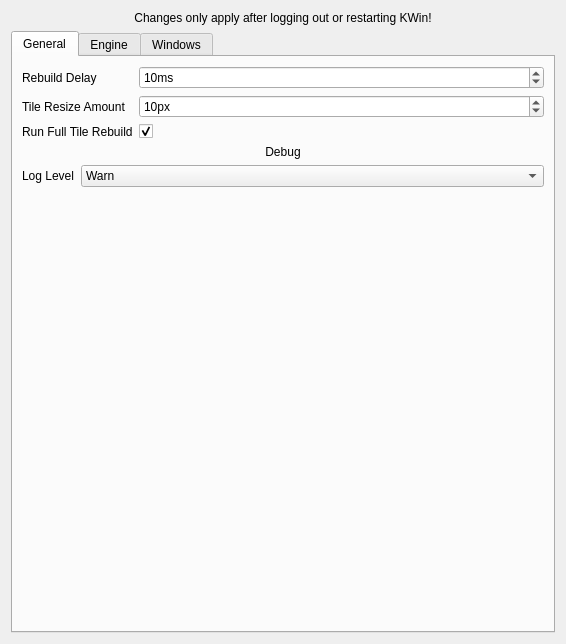
First picture: the form in res/config.ui, repository zeroxoneafour/polonium, before the edit.
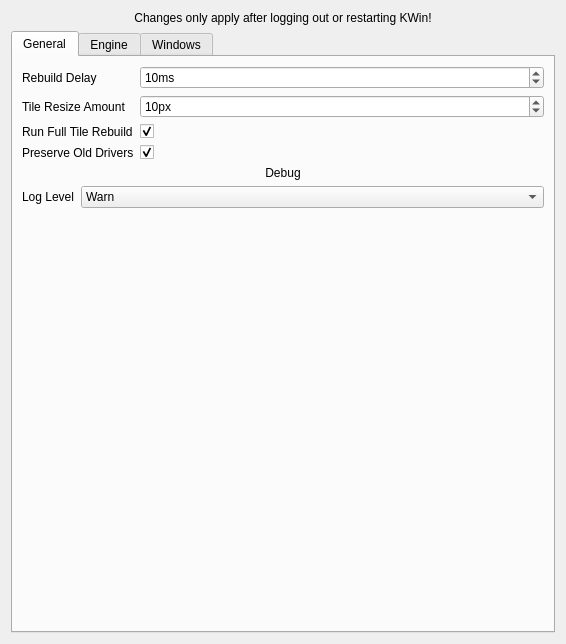
Second picture: the form after the edit.

What changed in the file:
```diff
--- a/res/config.ui
+++ b/res/config.ui
@@ -100,6 +100,23 @@
              </property>
             </widget>
            </item>
+           <item row="3" column="0">
+            <widget class="QLabel" name="preserveOldDriversLabel">
+             <property name="text">
+              <string>Preserve Old Drivers</string>
+             </property>
+            </widget>
+           </item>
+           <item row="3" column="1">
+            <widget class="QCheckBox" name="kcfg_PreserveOldDrivers">
+             <property name="text">
+              <string/>
+             </property>
+             <property name="checked">
+              <bool>true</bool>
+             </property>
+            </widget>
+           </item>
           </layout>
          </item>
          <item>
```
